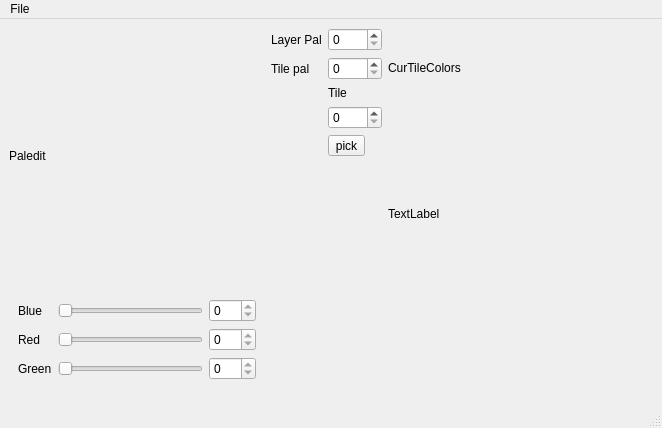
Old version of the form mainwin.ui in the repository bestm80eva/TSEditor.
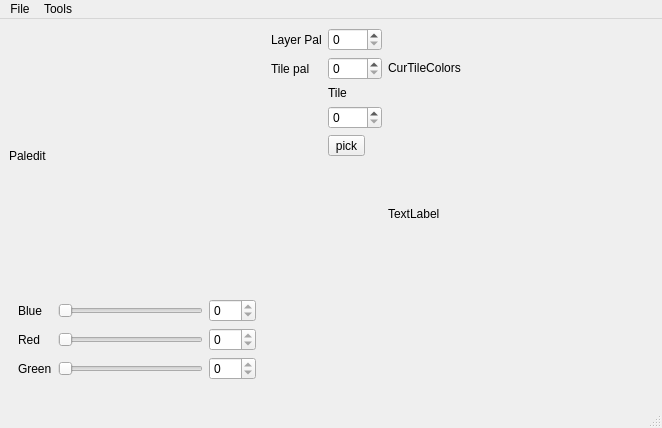
New version of the form. Custom widgets are drawn as their Qt base class.

```diff
--- a/mainwin.ui
+++ b/mainwin.ui
@@ -311,7 +311,14 @@
     <addaction name="actOpenPrj"/>
     <addaction name="actSavePrj"/>
    </widget>
+   <widget class="QMenu" name="menuTools">
+    <property name="title">
+     <string>Tools</string>
+    </property>
+    <addaction name="actTMEdit"/>
+   </widget>
    <addaction name="menuFile"/>
+   <addaction name="menuTools"/>
   </widget>
   <widget class="QStatusBar" name="statusbar"/>
   <action name="actSavePrj">
```
Left out of the diff: 5 changed lines with no effect on the pictures.
